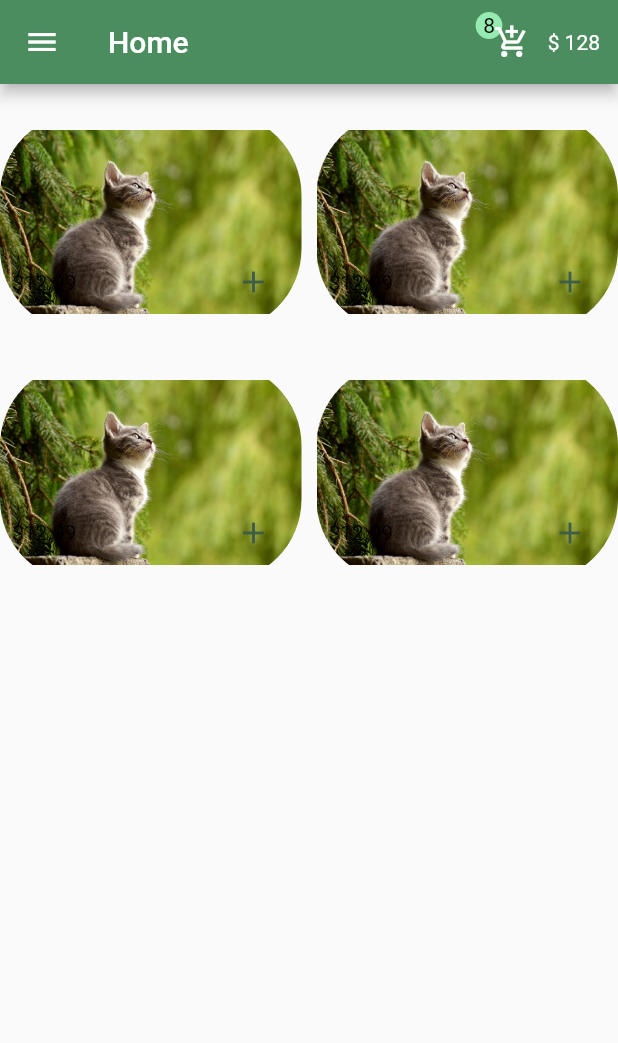
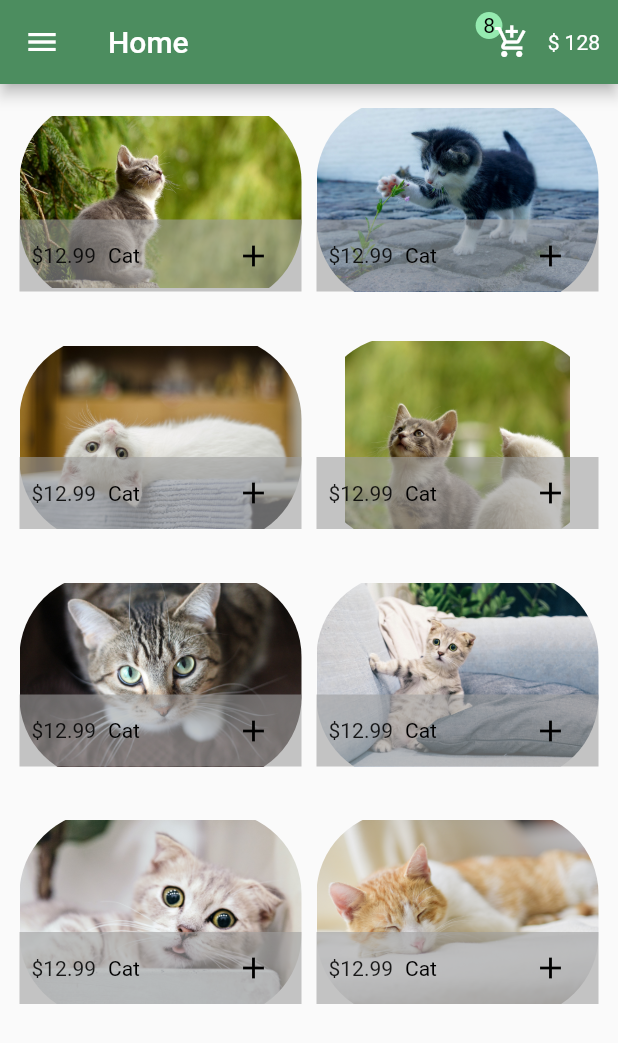
Before and after one commit to EslamElkurdi/E-Commerce-App, a Flutter app: the screen it shows after launch, on a phone screen of 412 x 824 dp. Shown: the top 1043 px of the screen. Run offline on Flutter 3.47's test engine with Material 2 defaults, Android fonts, the phone set to English and light mode, and no system bars.

Commit message:
IslamGamal add photos into GridView (HomeLayout)

```diff
--- a/lib/screens/home_layout.dart
+++ b/lib/screens/home_layout.dart
@@ -5,6 +5,18 @@ class HomeLayout extends StatelessWidget {
 
   @override
   Widget build(BuildContext context) {
+
+    var images = [
+      "assets/images/secondcat.jpg",
+      "assets/images/kit1.jpg",
+      "assets/images/kit2.jpg",
+      "assets/images/kit3.jpg",
+      "assets/images/kit4.jpg",
+      "assets/images/kit5.jpg",
+      "assets/images/kit6.jpg",
+      "assets/images/kit7.jpg",
+    ];
+
     return Scaffold(
       drawer: Drawer(
         child: Column(
@@ -25,24 +37,23 @@ class HomeLayout extends StatelessWidget {
                   accountEmail: Text("elkurdieslam@gmail.com",
                       style: TextStyle(
                         color: Colors.black,
-                      )
-                  ),
+                      )),
                   currentAccountPictureSize: Size.square(99),
                   currentAccountPicture: CircleAvatar(
                       radius: 55,
                       backgroundImage: AssetImage("assets/images/eslam.jpg")),
                 ),
                 ListTile(
-                    title:const Text("Home"),
-                    leading:const Icon(Icons.home),
+                    title: const Text("Home"),
+                    leading: const Icon(Icons.home),
                     onTap: () {}),
                 ListTile(
-                    title:const Text("My products"),
-                    leading:const Icon(Icons.add_shopping_cart),
+                    title: const Text("My products"),
+                    leading: const Icon(Icons.add_shopping_cart),
                     onTap: () {}),
                 ListTile(
-                    title:const Text("About"),
-                    leading:const Icon(Icons.help_center),
+                    title: const Text("About"),
+                    leading: const Icon(Icons.help_center),
                     onTap: () {}),
                 ListTile(
                     title: const Text("Logout"),
@@ -90,41 +101,41 @@ class HomeLayout extends StatelessWidget {
         ],
       ),
       body: Padding(
-        padding: const EdgeInsets.only(top: 22),
+        padding: const EdgeInsets.all(13.0),
         child: GridView.builder(
-            gridDelegate:const SliverGridDelegateWithFixedCrossAxisCount(
+            gridDelegate: const SliverGridDelegateWithFixedCrossAxisCount(
                 crossAxisCount: 2,
                 childAspectRatio: 3 / 2,
                 crossAxisSpacing: 10,
                 mainAxisSpacing: 33),
-            itemCount: 4,
+            itemCount: 8,
             itemBuilder: (BuildContext context, int index) {
               return GestureDetector(
                 onTap: () {},
                 child: GridTile(
                   footer: GridTileBar(
-// backgroundColor: Color.fromARGB(66, 73, 127, 110),
+                    backgroundColor: Colors.grey.withOpacity(0.6),
                     trailing: IconButton(
-                        color: Color.fromARGB(255, 62, 94, 70),
+                        color: Colors.black,
                         onPressed: () {},
-                        icon: Icon(Icons.add)),
-
-                    leading: Text("\$12.99"),
-
-                    title: Text(
-                      "",
+                        icon:const Icon(Icons.add)),
+                    leading: const Text(
+                      "\$12.99",
+                    ),
+                    title: const Text(
+                      "Cat",
+                      style: TextStyle(color: Colors.black),
                     ),
                   ),
-                  child: Stack(
-                      children: [
-                     Positioned(
+                  child: Stack(children: [
+                    Positioned(
                       top: -3,
                       bottom: -9,
                       right: 0,
                       left: 0,
                       child: ClipRRect(
                           borderRadius: BorderRadius.circular(55),
-                          child: Image.asset("assets/images/secondcat.jpg")),
+                          child: Image.asset(images[index])),
                     ),
                   ]),
                 ),
```
Also changed, not shown: assets/images/kit1.jpg (added), assets/images/kit2.jpg (added), assets/images/kit3.jpg (added), assets/images/kit4.jpg (added), assets/images/kit5.jpg (added), assets/images/kit6.jpg (added), assets/images/kit7.jpg (added).
